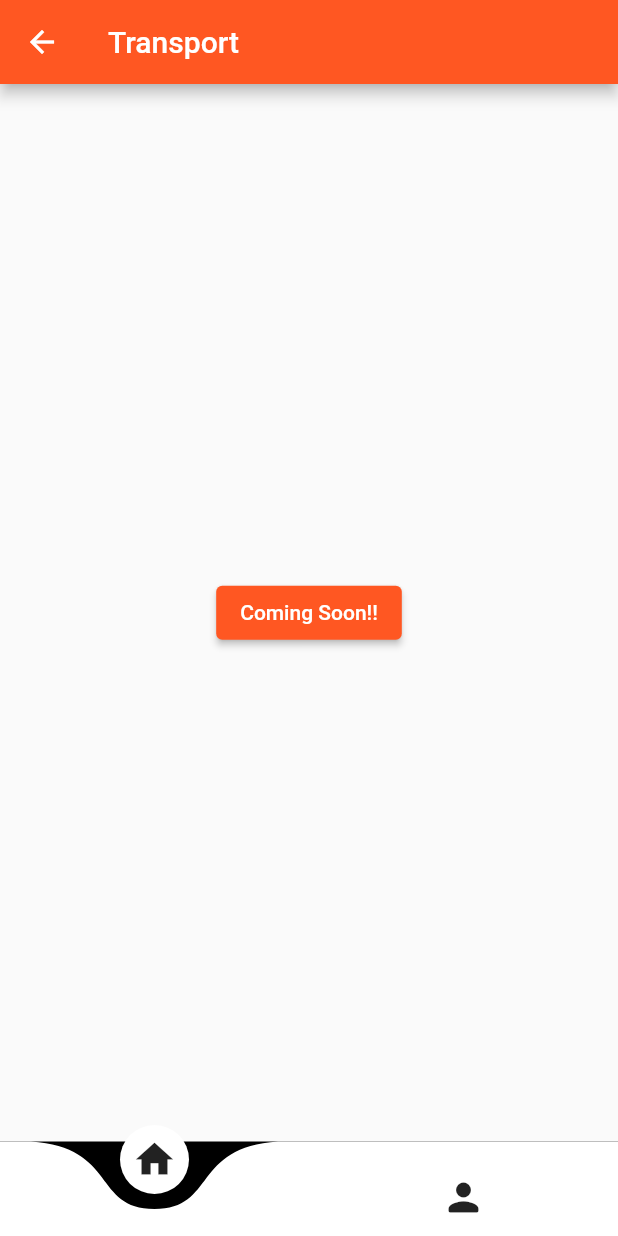
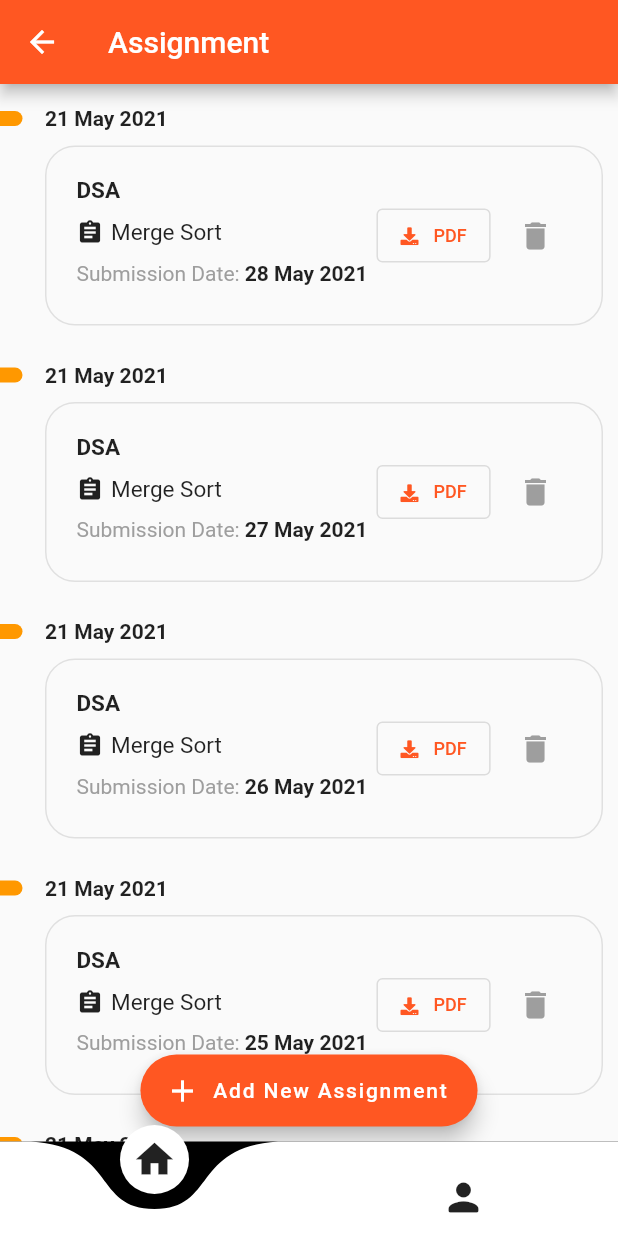
Before and after one commit to Blaze-Community/our_e_college_app, a Flutter app: the screen it shows after launch, after a tap on "Transportation", on a phone screen of 412 x 824 dp. Run offline on Flutter 3.47's test engine with Material 2 defaults, Android fonts, the light colour scheme and no system bars; drawn by our look-alikes of curved_navigation_bar; our stand-ins replace date_field, flutter_login, font_awesome_flutter, image_picker, marquee, table_calendar.

Commit message:
admin section assignment

```diff
--- /dev/null
+++ b/lib/admin/components/assignment/adminAssignment.dart
@@ -0,0 +1,90 @@
+import 'package:flutter/material.dart';
+import 'package:our_e_college_app/admin/components/assignment/adminAssignmentItem.dart';
+import 'package:our_e_college_app/admin/components/assignment/newAssignment.dart';
+
+
+class AdminAssignment extends StatefulWidget {
+  @override
+  _AdminAssignmentState createState() => _AdminAssignmentState();
+}
+
+class _AdminAssignmentState extends State<AdminAssignment> {
+  final List items = [
+    AdminAssignmentItem(
+        subject: "DSA",
+        title: "Merge Sort",
+        submissionDate: "28 May 2021",
+        uploadDate: "21 May 2021",
+        hasSubmitted: false),
+    AdminAssignmentItem(
+        subject: "DSA",
+        title: "Merge Sort",
+        submissionDate: "27 May 2021",
+        uploadDate: "21 May 2021",
+        hasSubmitted: false),
+    AdminAssignmentItem(
+        subject: "DSA",
+        title: "Merge Sort",
+        submissionDate: "26 May 2021",
+        uploadDate: "21 May 2021",
+        hasSubmitted: true),
+    AdminAssignmentItem(
+        subject: "DSA",
+        title: "Merge Sort",
+        submissionDate: "25 May 2021",
+        uploadDate: "21 May 2021",
+        hasSubmitted: false),
+    AdminAssignmentItem(
+        subject: "DSA",
+        title: "Merge Sort",
+        submissionDate: "24 May 2021",
+        uploadDate: "21 May 2021",
+        hasSubmitted: true),
+    AdminAssignmentItem(
+        subject: "DSA",
+        title: "Merge Sort",
+        submissionDate: "23 May 2021",
+        uploadDate: "21 May 2021",
+        hasSubmitted: true),
+  ];
+
+  @override
+  Widget build(BuildContext context) {
+    // items.sort((a, b) => a.submissionDate.compareTo(b.submissionDate));
+    return Scaffold(
+        appBar: AppBar(
+          title: Text("Assignment"),
+        ),
+        body: Stack(
+
+          children: [
+            Container(
+              height: double.infinity,
+              width: double.infinity,
+              child: ListView(
+                  padding: EdgeInsets.only(top: 15),
+                  children: List.generate(items.length, (index) => items[index])),
+            ),
+            Padding(
+              // bottom: 10,
+              padding: EdgeInsets.only(bottom: 10),
+              child: Align(
+                alignment: Alignment.bottomCenter,
+                child: FloatingActionButton.extended(
+                  onPressed: () {
+                    Navigator.push(
+                      context,
+                      MaterialPageRoute(
+                          builder: (BuildContext context) => NewAssignment()));
+                  },
+                  label: Text('Add New Assignment'),
+                  icon: Icon(Icons.add),
+                ),
+
+              )
+            )
+          ],
+        )
+        );
+  }
+}
--- /dev/null
+++ b/lib/admin/components/assignment/adminAssignmentItem.dart
@@ -0,0 +1,157 @@
+import 'package:flutter/material.dart';
+import 'package:font_awesome_flutter/font_awesome_flutter.dart';
+
+class AdminAssignmentItem extends StatefulWidget {
+  String subject;
+  String title;
+  // String submissionTime;
+  String submissionDate;
+  String uploadDate;
+  bool hasSubmitted;
+
+  AdminAssignmentItem(
+      {this.subject,
+      this.title,
+      // this.submissionTime,
+        this.uploadDate,
+      this.submissionDate,
+      this.hasSubmitted});
+
+  @override
+  _AdminAssignmentItemState createState() => _AdminAssignmentItemState();
+}
+
+class _AdminAssignmentItemState extends State<AdminAssignmentItem> {
+
+  @override
+  Widget build(BuildContext context) {
+    return Container(
+      margin: EdgeInsets.only(bottom: 25),
+      child: Column(
+        children: [
+          Row(
+            children: [
+              Container(
+                width: 15,
+                height: 10,
+                decoration: BoxDecoration(
+                    color: Colors.orange,
+                    borderRadius: BorderRadius.horizontal(
+                      right: Radius.circular(5),
+                    )),
+              ),
+              SizedBox(
+                width: 15,
+              ),
+              Row(
+                mainAxisAlignment: MainAxisAlignment.spaceBetween,
+                children: [
+                  Text(
+                    widget.uploadDate,
+                    style: TextStyle(
+                      fontSize: 14,
+                      fontWeight: FontWeight.w700,
+                    ),
+                  ),
+                ],
+              )
+            ],
+          ),
+          SizedBox(
+            height: 10,
+          ),
+          Container(
+            height: 120,
+            width: double.infinity,
+            decoration: BoxDecoration(
+                border: Border.all(width: 1, color: Colors.grey[300]),
+                borderRadius: BorderRadius.circular(20)),
+            margin: EdgeInsets.only(right: 10, left: 30),
+            padding: EdgeInsets.all(20),
+            child: Row(
+              mainAxisAlignment: MainAxisAlignment.spaceBetween,
+              children: [
+                Column(
+                  crossAxisAlignment: CrossAxisAlignment.start,
+                  children: [
+                    Text(
+                      widget.subject,
+                      style: TextStyle(
+                        fontWeight: FontWeight.bold,
+                        fontSize: 15,
+                      ),
+                    ),
+                    SizedBox(
+                      height: 10,
+                    ),
+                    Row(
+                      crossAxisAlignment: CrossAxisAlignment.start,
+                      children: [
+                        Icon(
+                          Icons.assignment,
+                          size: 18,
+                        ),
+                        SizedBox(
+                          width: 5,
+                        ),
+                        Text(
+                          widget.title,
+                          style: TextStyle(
+                            fontSize: 15,
+                          ),
+                        ),
+                      ],
+                    ),
+                    SizedBox(
+                      height: 10,
+                    ),
+                    Row(
+                      mainAxisAlignment: MainAxisAlignment.start,
+                      children: [
+                        Text(
+                          "Submission Date: ",
+                          style: TextStyle(
+                            fontSize: 14,
+                            color: Colors.grey,
+                          ),
+                        ),
+                        Text(
+                          widget.submissionDate,
+                          style: TextStyle(
+                            fontSize: 14,
+                            fontWeight: FontWeight.w700,
+                          ),
+                        ),
+                      ],
+                    )
+                  ],
+                ),
+                OutlinedButton(
+                  onPressed: () {},
+                  child: Row(
+                    children: [
+                      Icon(FontAwesomeIcons.download,
+                      size: 12),
+                      SizedBox(width: 10),
+                      Text(
+                        "PDF",
+                        textAlign: TextAlign.center,
+                        style: TextStyle(
+                          fontSize: 12,
+                        ),
+                      ),
+                    ],
+                  ),
+                ),
+                IconButton(
+                  icon: Icon(Icons.delete),
+                  color: Colors.grey,
+                  onPressed: () {})
+              ],
+            )
+          )
+        ],
+      ),
+    );
+  }
+}
--- a/lib/utils/homepage.dart
+++ b/lib/utils/homepage.dart
@@ -1,5 +1,6 @@
 import 'package:flutter/material.dart';
 import 'package:font_awesome_flutter/font_awesome_flutter.dart';
+import 'package:our_e_college_app/admin/components/assignment/adminAssignment.dart';
 import 'package:our_e_college_app/components/annoucement/annoucement.dart';
 import 'package:our_e_college_app/components/attendence/attendence.dart';
 import 'package:our_e_college_app/components/ebooks/ebooks.dart';
@@ -238,7 +239,7 @@ class _HomePageState extends State<HomePage> {
                         context,
                         MaterialPageRoute(
                             builder: (BuildContext context) =>
-                                Transport()));
+                                AdminAssignment()));
                   },
                 )),
             Padding(
--- a/pubspec.yaml
+++ b/pubspec.yaml
@@ -33,6 +33,7 @@ dependencies:
   table_calendar: ^2.2.1
   marquee: ^2.1.0
   image_picker: ^0.7.5+3
+  date_field: ^2.0.1
 
 dev_dependencies:
   flutter_test:
```
Also changed, not shown: lib/admin/components/assignment/newAssignment.dart (added, +157 -0 lines), pubspec.lock.
